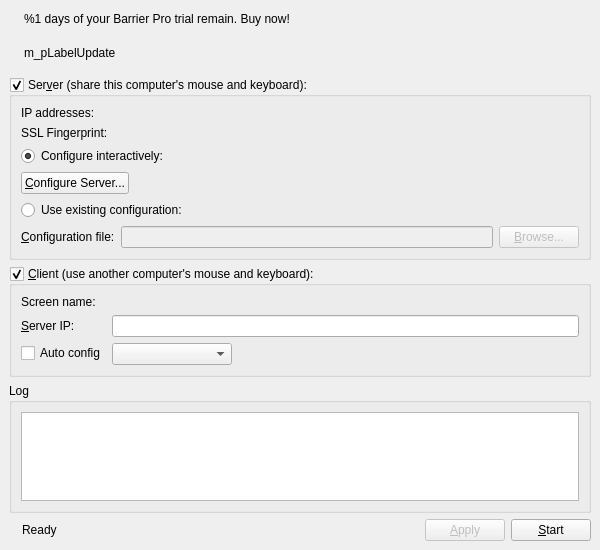
This is src/gui/src/MainWindowBase.ui in deskflow/deskflow as Qt 5 draws it before an edit. The edited form follows.
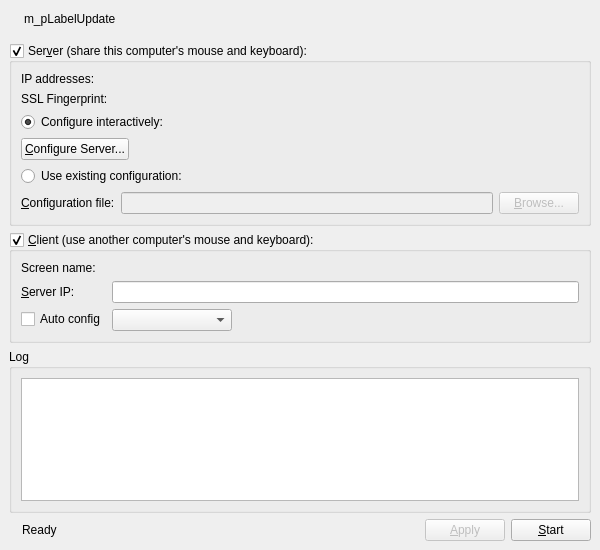
This is the edited form. Icons and pictures are not drawn.

Commit message: remove activation, serial, trial garbage. shame on you all!

```diff
--- a/src/gui/src/MainWindowBase.ui
+++ b/src/gui/src/MainWindowBase.ui
@@ -27,57 +27,6 @@
   </property>
   <widget class="QWidget" name="centralwidget">
    <layout class="QVBoxLayout" name="verticalLayout_2">
-    <item>
-     <widget class="QWidget" name="m_trialWidget" native="true">
-      <layout class="QHBoxLayout" name="horizontalLayout_5">
-       <property name="leftMargin">
-        <number>2</number>
-       </property>
-       <property name="topMargin">
-        <number>0</number>
-       </property>
-       <property name="rightMargin">
-        <number>0</number>
-       </property>
-       <property name="bottomMargin">
-        <number>8</number>
-       </property>
-       <item>
-        <widget class="QLabel" name="label_3">
-         <property name="text">
-          <string/>
-         </property>
-         <property name="pixmap">
-          <pixmap resource="Barrier.qrc">:/res/icons/16x16/warning.png</pixmap>
-         </property>
-        </widget>
-       </item>
-       <item>
-        <widget class="QLabel" name="m_trialLabel">
-         <property name="text">
-          <string>&lt;html&gt;&lt;head/&gt;&lt;body&gt;&lt;p&gt;&lt;span style=&quot; font-weight:600;&quot;&gt;%1&lt;/span&gt; days of your Barrier Pro trial remain. &lt;a href=&quot;http://symless.com/pricing?src=gui&quot;&gt;&lt;span style=&quot; text-decoration: underline; color:#0000ff;&quot;&gt;Buy now!&lt;/span&gt;&lt;/a&gt;&lt;/p&gt;&lt;/body&gt;&lt;/html&gt;</string>
-         </property>
-         <property name="openExternalLinks">
-          <bool>true</bool>
-         </property>
-        </widget>
-       </item>
-       <item>
-        <spacer name="horizontalSpacer">
-         <property name="orientation">
-          <enum>Qt::Horizontal</enum>
-         </property>
-         <property name="sizeHint" stdset="0">
-          <size>
-           <width>40</width>
-           <height>20</height>
-          </size>
-         </property>
-        </spacer>
-       </item>
-      </layout>
-     </widget>
-    </item>
     <item>
      <widget class="QWidget" name="m_pWidgetUpdate" native="true">
       <layout class="QHBoxLayout" name="horizontalLayout_2">
```
Left out of the diff: 8 changed lines with no effect on the pictures. The commit also changes 36 other files.
